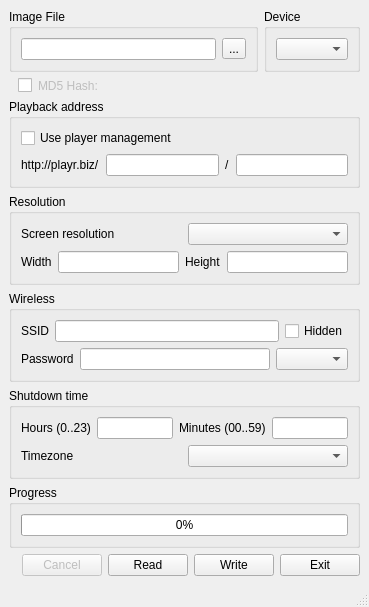
Old version of the form src/mainwindow.ui in the repository bizplay/win32-disk-imager.
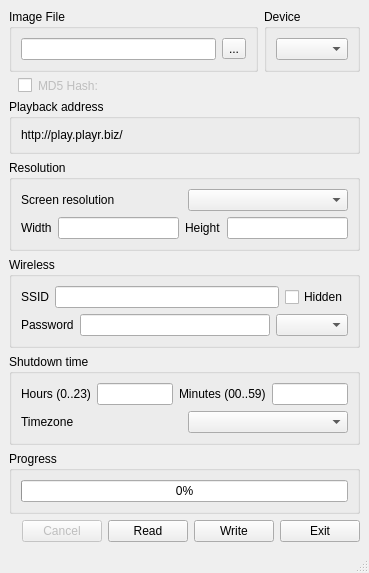
New version of the form. Icons and pictures are not drawn.

Commit message: removed url fields and extended resolution list

Diff of the .ui file:
```diff
--- a/src/mainwindow.ui
+++ b/src/mainwindow.ui
@@ -180,40 +180,12 @@
        <string>Playback address</string>
       </property>
       <layout class="QVBoxLayout" name="verticalLayout_4">
-       <item>
-        <widget class="QCheckBox" name="cbEnterprise">
-         <property name="text">
-          <string>Use player management</string>
-         </property>
-        </widget>
-       </item>
        <item>
         <layout class="QHBoxLayout" name="horizontalLayout_4">
          <item>
           <widget class="QLabel" name="lbTarget">
            <property name="text">
-            <string>http://playr.biz/</string>
-           </property>
-          </widget>
-         </item>
-         <item>
-          <widget class="QLineEdit" name="leCIN">
-           <property name="maxLength">
-            <number>4</number>
-           </property>
-          </widget>
-         </item>
-         <item>
-          <widget class="QLabel" name="lbMiddleOfURL">
-           <property name="text">
-            <string>/</string>
-           </property>
-          </widget>
-         </item>
-         <item>
-          <widget class="QLineEdit" name="leChannelID">
-           <property name="maxLength">
-            <number>8</number>
+            <string>http://play.playr.biz/</string>
            </property>
           </widget>
          </item>
```
Left out of the diff: 3 changed lines with no effect on the pictures. The commit also changes 1 other file.
